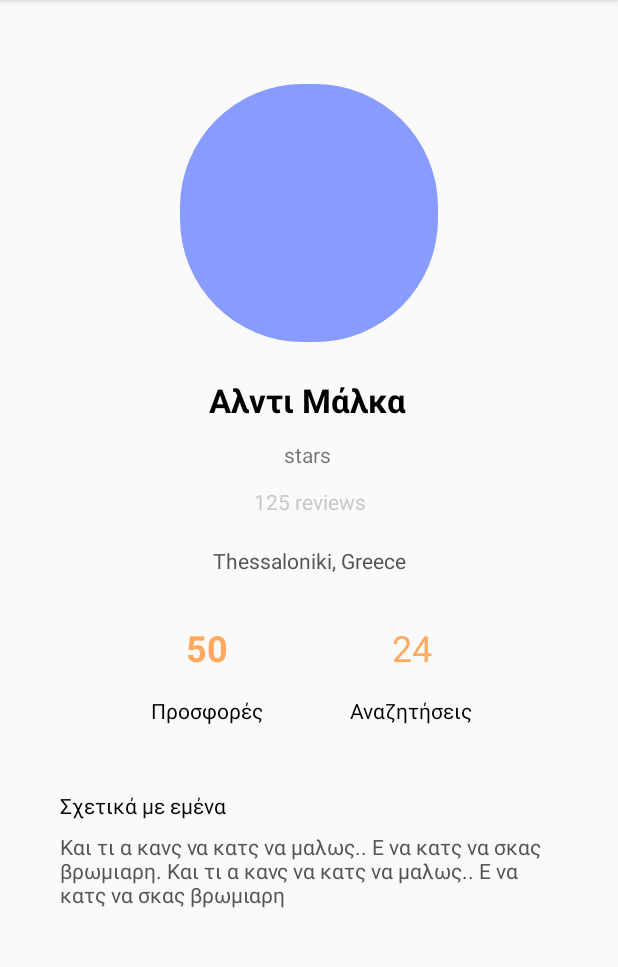
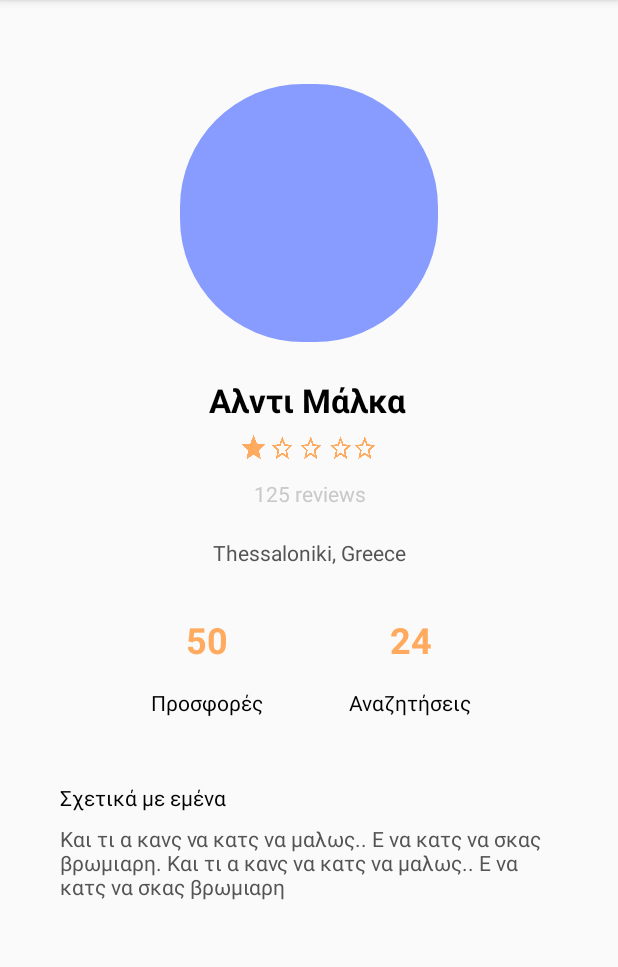
Before and after one commit to ChrissSav/FellowTraveller, an Android app: the UserProfileActivity screen opened directly, with no data from a screen before it, on a phone screen of 412 x 824 dp, the part 84-1051 px from its top. Run offline under Robolectric (Android 15) with nearby library versions, the phone set to English and light mode, and no system bars.

Commit message:
Add stars icons

```diff
--- a/app/src/main/java/com/example/fellowtraveller/NewOfferActivity.java
+++ b/app/src/main/java/com/example/fellowtraveller/NewOfferActivity.java
@@ -34,7 +34,7 @@ public class NewOfferActivity extends AppCompatActivity {
     private NewOfferStage2Fragment stage2 = new NewOfferStage2Fragment();
     private NewOfferStage3Fragment stage3 = new NewOfferStage3Fragment() ;
     private FragmentManager fragmentManager;
-            PlacesClient placesClient;
+    private PlacesClient placesClient;
 
     @Override
     protected void onCreate(Bundle savedInstanceState) {
--- a/app/src/main/res/layout/activity_user_profile.xml
+++ b/app/src/main/res/layout/activity_user_profile.xml
@@ -22,8 +22,8 @@
         android:layout_height="95dp"
         android:layout_marginStart="40dp"
         android:layout_marginTop="8dp"
+        android:text="Και τι α κανς να κατς να μαλως.. Ε να κατς να σκας βρωμιαρη. Και τι α κανς να κατς να μαλως.. Ε να κατς να σκας βρωμιαρη"
         android:textColor="#545454"
-        android:text="Και τι α κανς να κατς να μαλως.. Ε να κατς να σκας βρωμιαρη. Και τι α κανς να κατς να μαλως.. Ε να κατς να σκας βρωμιαρη"
         app:layout_constraintStart_toStartOf="parent"
         app:layout_constraintTop_toBottomOf="@+id/UserProfileActivity_textView12" />
 
@@ -44,9 +44,9 @@
         android:layout_height="wrap_content"
         android:layout_marginTop="24dp"
         android:text="Αλντι Μάλκα"
-        android:textStyle="bold"
         android:textColor="#000"
         android:textSize="22dp"
+        android:textStyle="bold"
         app:layout_constraintEnd_toEndOf="parent"
         app:layout_constraintHorizontal_bias="0.498"
         app:layout_constraintStart_toStartOf="parent"
@@ -54,13 +54,13 @@
 
     <TextView
         android:id="@+id/UserProfileActivity_textView_stars"
-        android:layout_width="wrap_content"
-        android:layout_height="wrap_content"
-        android:layout_marginTop="12dp"
-        android:text="stars"
+        android:layout_width="90dp"
+        android:layout_height="18dp"
+        android:layout_marginTop="8dp"
+        android:background="@drawable/stars_1"
+        android:text=""
         app:layout_constraintEnd_toEndOf="parent"
         app:layout_constraintHorizontal_bias="0.498"
-
         app:layout_constraintStart_toStartOf="parent"
         app:layout_constraintTop_toBottomOf="@+id/UserProfileActivity_textView_name" />
 
@@ -94,10 +94,10 @@
         android:layout_marginStart="124dp"
         android:layout_marginTop="32dp"
         android:text="50"
-        android:textStyle="bold"
+        android:textColor="#FFAA5E"
         android:textSize="24dp"
 
-        android:textColor="#FFAA5E"
+        android:textStyle="bold"
         app:layout_constraintStart_toStartOf="parent"
         app:layout_constraintTop_toBottomOf="@+id/UserProfileActivity_textView_place" />
 
@@ -122,6 +122,7 @@
         android:text="24"
         android:textColor="#FFAA5E"
         android:textSize="24dp"
+        android:textStyle="bold"
         app:layout_constraintEnd_toEndOf="parent"
         app:layout_constraintTop_toBottomOf="@+id/UserProfileActivity_textView_place" />
 
@@ -131,8 +132,8 @@
         android:layout_height="wrap_content"
         android:layout_marginTop="16dp"
         android:text="Αναζητήσεις"
+        android:textColor="#000"
         android:textSize="14dp"
-        android:textColor="#000"
         app:layout_constraintEnd_toEndOf="@+id/UserProfileActivity_textView_anazitisisnum"
         app:layout_constraintHorizontal_bias="0.515"
         app:layout_constraintStart_toStartOf="@+id/UserProfileActivity_textView_anazitisisnum"
```
Also changed, not shown: app/src/main/res/drawable/stars_1.png (added), app/src/main/res/drawable/stars_1_half.png (added), app/src/main/res/drawable/stars_2.png (added), app/src/main/res/drawable/stars_2_half.png (added), app/src/main/res/drawable/stars_3.png (added), app/src/main/res/drawable/stars_3_half.png (added), app/src/main/res/drawable/stars_4.png (added), app/src/main/res/drawable/stars_4_half.png (added), app/src/main/res/drawable/stars_5.png (added).
